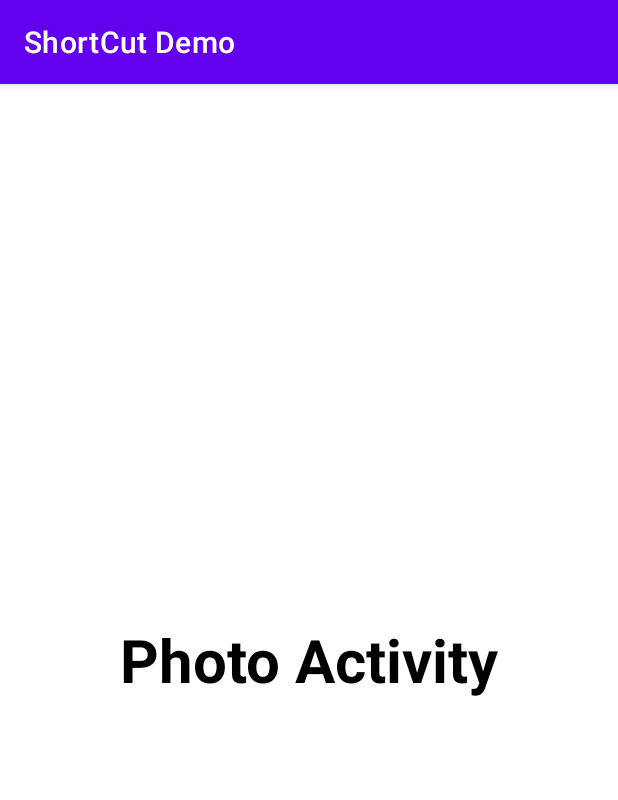
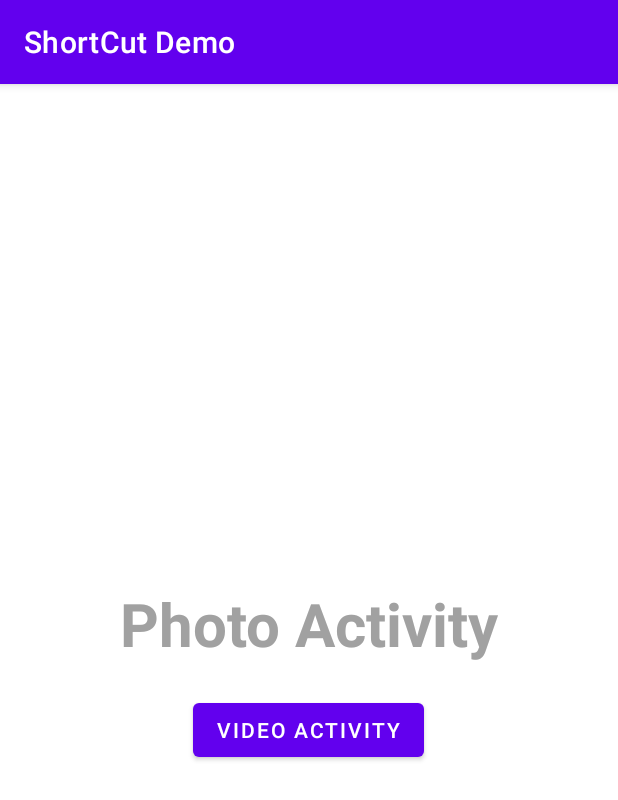
Before and after one commit to Dhanush669/ShortCut_Demo, an Android app: the screen it shows after launch (MainActivity), on a phone screen of 412 x 824 dp. Shown: the top 800 px of the screen. Run offline under Robolectric (Android 15) with nearby library versions, the phone set to English and light mode, and no system bars.

Commit message:
Initial Commit

```diff
--- a/app/src/main/AndroidManifest.xml
+++ b/app/src/main/AndroidManifest.xml
@@ -1,7 +1,8 @@
 <?xml version="1.0" encoding="utf-8"?>
 <manifest xmlns:android="http://schemas.android.com/apk/res/android"
     package="com.example.shortcutdemo">
-
+    <uses-permission android:name="android.permission.ACCESS_WIFI_STATE"></uses-permission>
+    <uses-permission android:name="android.permission.CHANGE_WIFI_STATE"></uses-permission>
     <application
         android:allowBackup="true"
         android:icon="@mipmap/ic_launcher"
--- a/app/src/main/java/com/example/shortcutdemo/MainActivity.java
+++ b/app/src/main/java/com/example/shortcutdemo/MainActivity.java
@@ -2,12 +2,15 @@ package com.example.shortcutdemo;
 
 import androidx.appcompat.app.AppCompatActivity;
 
+import android.content.Context;
 import android.content.Intent;
 import android.content.pm.ShortcutInfo;
 import android.content.pm.ShortcutManager;
 import android.graphics.drawable.Icon;
 import android.net.Uri;
+import android.net.wifi.WifiManager;
 import android.os.Bundle;
+import android.view.View;
 
 import java.util.ArrayList;
 import java.util.Arrays;
@@ -16,6 +19,7 @@ import java.util.List;
 public class MainActivity extends AppCompatActivity {
     ShortcutManager shortcutManager;
     List<ShortcutInfo> shortcuts;
+    int i=0;
     @Override
     protected void onCreate(Bundle savedInstanceState) {
         super.onCreate(savedInstanceState);
@@ -42,4 +46,9 @@ public class MainActivity extends AppCompatActivity {
         shortcuts.add(video_shortcut);
         shortcutManager.setDynamicShortcuts(shortcuts);
     }
+
+    public void openVideo(View view) {
+        Intent intent=new Intent(MainActivity.this,VideoActivity.class);
+        startActivity(intent);
+    }
 }
--- a/app/src/main/res/layout/activity_main.xml
+++ b/app/src/main/res/layout/activity_main.xml
@@ -15,9 +15,16 @@
         android:gravity="center"
         android:layout_margin="20dp"
         android:textSize="40sp"
-        android:textColor="#000000"
+        android:textColor="#A1A1A1"
         android:textStyle="bold"
         >
     </TextView>
+    <Button
+        android:layout_width="wrap_content"
+        android:layout_height="wrap_content"
+        android:text="video activity"
+        android:onClick="openVideo"
+        >
+    </Button>
 
 </LinearLayout>
--- a/app/src/main/res/layout/activity_video.xml
+++ b/app/src/main/res/layout/activity_video.xml
@@ -14,7 +14,7 @@
         android:gravity="center"
         android:layout_margin="20dp"
         android:textSize="40sp"
-        android:textColor="#000000"
+        android:textColor="#A1A1A1"
         android:textStyle="bold"
         >
     </TextView>
```
